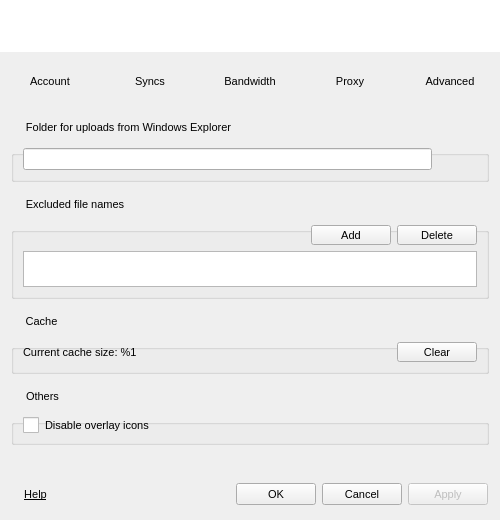
Before: the Qt Designer form Source/MEGASync/gui/SettingsDialog.ui in meganz/MEGAsync, drawn with Qt 5.
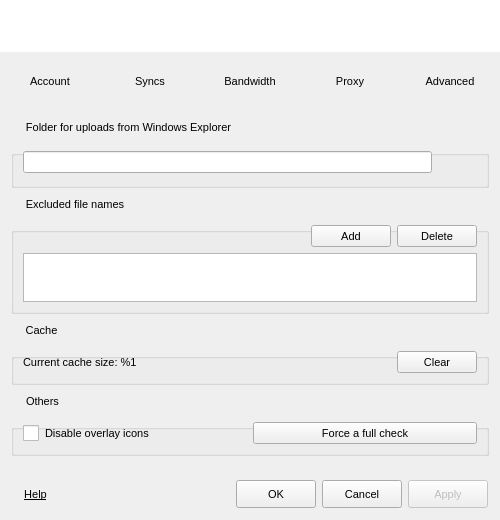
After: the same form once the commit is applied. Icons and pictures are not drawn.

Commit message:
New button to delete the cache
SDK update

What changed in the file:
```diff
--- a/Source/MEGASync/gui/SettingsDialog.ui
+++ b/Source/MEGASync/gui/SettingsDialog.ui
@@ -16,7 +16,7 @@
   <property name="minimumSize">
    <size>
     <width>500</width>
-    <height>520</height>
+    <height>20</height>
    </size>
   </property>
   <property name="maximumSize">
@@ -64,8 +64,8 @@
 
 QPushButton
 {
-    min-height: 14px;
-	height: 14px;
+    min-height: 20px;
+	height: 20px;
 }
 
 #lHeader
@@ -1378,9 +1378,15 @@
      </widget>
      <widget class="QWidget" name="pAdvanced">
       <layout class="QVBoxLayout" name="verticalLayout_13">
+       <property name="spacing">
+        <number>0</number>
+       </property>
        <property name="topMargin">
         <number>0</number>
        </property>
+       <property name="bottomMargin">
+        <number>0</number>
+       </property>
        <item>
         <widget class="QGroupBox" name="groupBox_2">
          <property name="title">
@@ -1471,10 +1477,16 @@
           </item>
           <item>
            <widget class="QListWidget" name="lExcludedNames">
+            <property name="sizePolicy">
+             <sizepolicy hsizetype="Expanding" vsizetype="Preferred">
+              <horstretch>0</horstretch>
+              <verstretch>0</verstretch>
+             </sizepolicy>
+            </property>
             <property name="maximumSize">
              <size>
               <width>16777215</width>
-              <height>16777215</height>
+              <height>120</height>
              </size>
             </property>
             <property name="selectionMode">
@@ -1526,6 +1538,12 @@
        </item>
        <item>
         <widget class="QGroupBox" name="groupBox_6">
+         <property name="minimumSize">
+          <size>
+           <width>0</width>
+           <height>0</height>
+          </size>
+         </property>
          <property name="title">
           <string>Others</string>
          </property>
@@ -1543,6 +1561,25 @@
             </property>
            </widget>
           </item>
+          <item>
+           <widget class="QPushButton" name="bFullCheck">
+            <property name="sizePolicy">
+             <sizepolicy hsizetype="Minimum" vsizetype="Maximum">
+              <horstretch>0</horstretch>
+              <verstretch>0</verstretch>
+             </sizepolicy>
+            </property>
+            <property name="minimumSize">
+             <size>
+              <width>0</width>
+              <height>22</height>
+             </size>
+            </property>
+            <property name="text">
+             <string>Force a full check</string>
+            </property>
+           </widget>
+          </item>
          </layout>
         </widget>
        </item>
```
Left out of the diff: 5 changed lines with no effect on the pictures. The commit also changes 2 other files.
